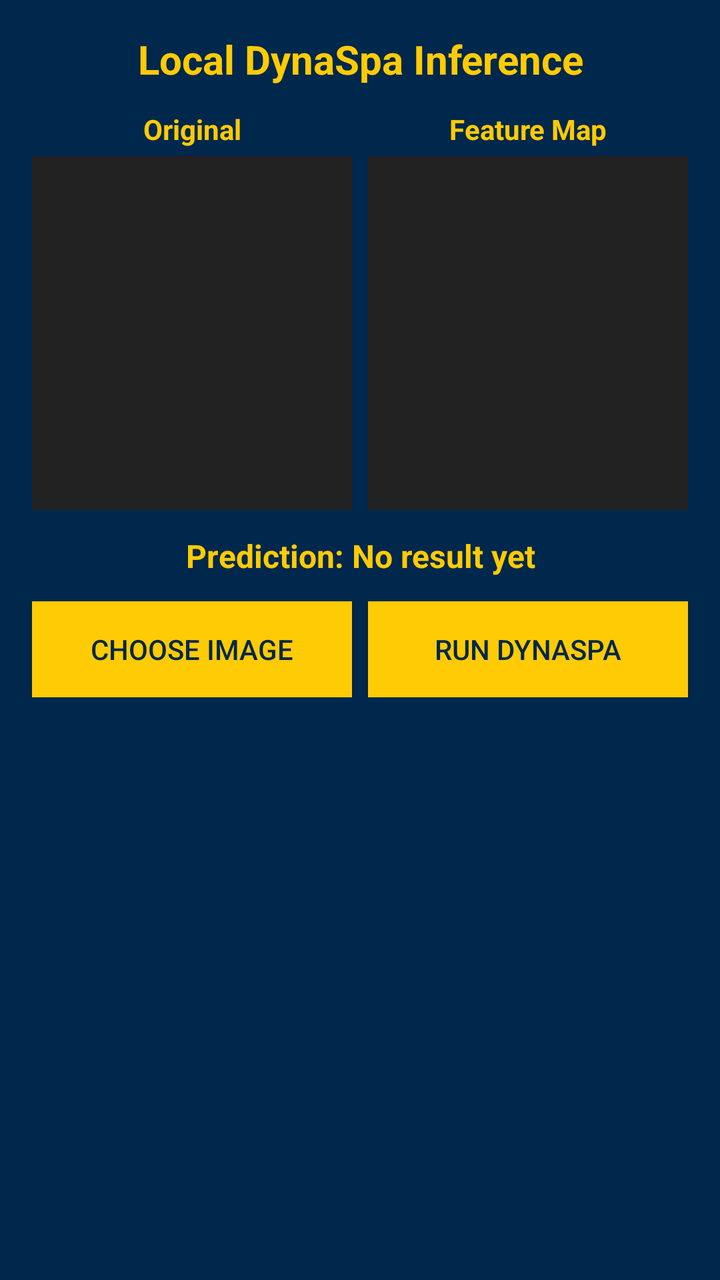
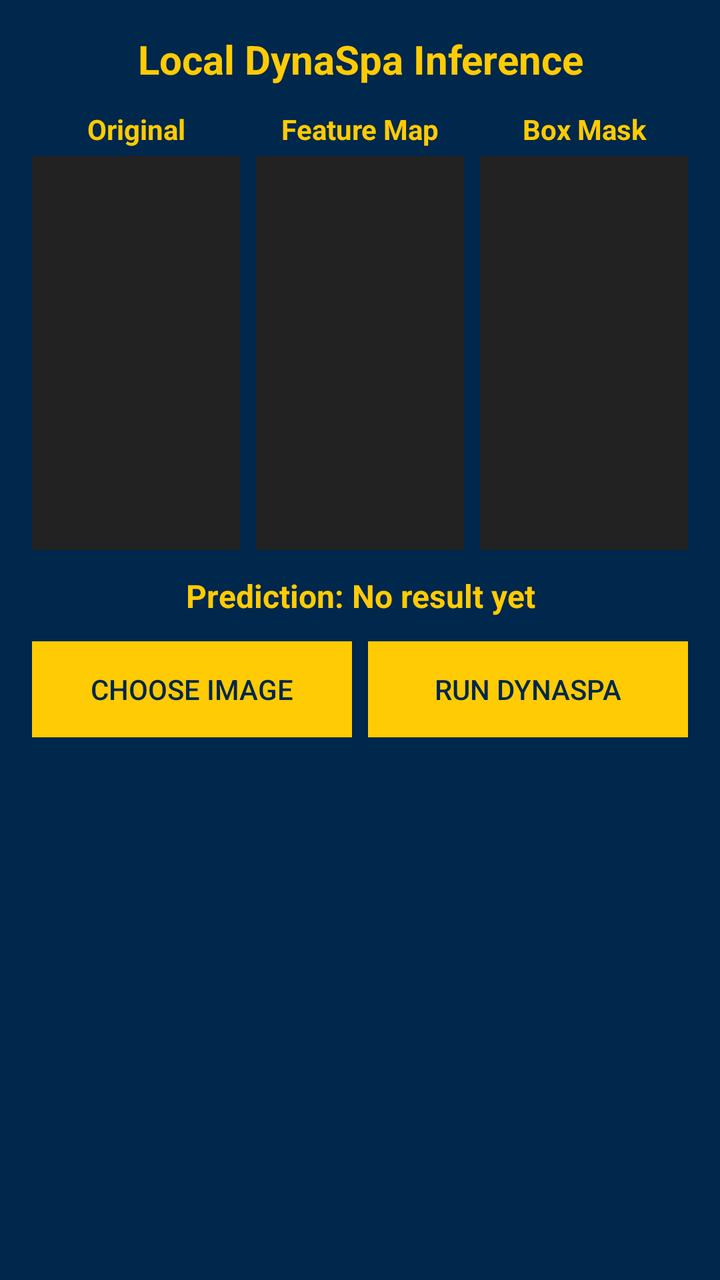

The first picture is an Android layout as it rendered before a commit; the second is the same layout after the commit. The layout source and the unified diff follow.
<!-- AndroidManifest.xml: application theme Theme.UStar -->
<!-- res/layout/activity_local_dynaspa_inference.xml -->
<?xml version="1.0" encoding="utf-8"?>
<ScrollView xmlns:android="http://schemas.android.com/apk/res/android"
    android:layout_width="match_parent"
    android:layout_height="match_parent"
    android:background="#00274C">

    <LinearLayout
        android:id="@+id/local_dynaspa_root"
        android:layout_width="match_parent"
        android:layout_height="wrap_content"
        android:orientation="vertical"
        android:padding="16dp"
        android:background="#00274C">

        <TextView
            android:id="@+id/titleText"
            android:layout_width="match_parent"
            android:layout_height="wrap_content"
            android:text="Local DynaSpa Inference"
            android:textSize="20sp"
            android:textStyle="bold"
            android:gravity="center_horizontal"
            android:paddingBottom="12dp"
            android:textColor="#FFCB05" />

        <LinearLayout
            android:layout_width="match_parent"
            android:layout_height="200dp"
            android:orientation="horizontal">

            <LinearLayout
                android:layout_width="0dp"
                android:layout_height="match_parent"
                android:layout_weight="1"
                android:orientation="vertical">

                <TextView
                    android:layout_width="match_parent"
                    android:layout_height="wrap_content"
                    android:text="Original"
                    android:textStyle="bold"
                    android:textSize="14sp"
                    android:paddingBottom="4dp"
                    android:gravity="center_horizontal"
                    android:textColor="#FFCB05" />

                <ImageView
                    android:id="@+id/imageOriginal"
                    android:layout_width="match_parent"
                    android:layout_height="0dp"
                    android:layout_weight="1"
                    android:scaleType="fitCenter"
                    android:background="#222222" />
            </LinearLayout>

            <LinearLayout
                android:layout_width="0dp"
                android:layout_height="match_parent"
                android:layout_weight="1"
                android:orientation="vertical"
                android:layout_marginStart="8dp">

                <TextView
                    android:layout_width="match_parent"
                    android:layout_height="wrap_content"
                    android:text="Feature Map"
                    android:textStyle="bold"
                    android:textSize="14sp"
                    android:paddingBottom="4dp"
                    android:gravity="center_horizontal"
                    android:textColor="#FFCB05" />

                <ImageView
                    android:id="@+id/imageMask"
                    android:layout_width="match_parent"
                    android:layout_height="0dp"
                    android:layout_weight="1"
                    android:scaleType="fitCenter"
                    android:background="#222222" />
            </LinearLayout>
        </LinearLayout>

        <TextView
            android:id="@+id/predictionLabel"
            android:layout_width="match_parent"
            android:layout_height="wrap_content"
            android:layout_marginTop="12dp"
            android:text="Prediction: No result yet"
            android:textSize="16sp"
            android:textStyle="bold"
            android:gravity="center_horizontal"
            android:textColor="#FFCB05" />

        <ProgressBar
            android:id="@+id/inferenceProgress"
            style="?android:attr/progressBarStyleSmall"
            android:layout_width="wrap_content"
            android:layout_height="wrap_content"
            android:layout_gravity="center_horizontal"
            android:layout_marginTop="12dp"
            android:visibility="gone" />

        <LinearLayout
            android:layout_width="match_parent"
            android:layout_height="wrap_content"
            android:orientation="horizontal"
            android:gravity="center"
            android:paddingTop="12dp">

            <androidx.appcompat.widget.AppCompatButton
                android:id="@+id/btnSelectImage"
                android:layout_width="0dp"
                android:layout_height="wrap_content"
                android:layout_weight="1"
                android:text="Choose Image"
                android:textColor="#00274C"
                android:background="#FFCB05" />

            <androidx.appcompat.widget.AppCompatButton
                android:id="@+id/btnRunInference"
                android:layout_width="0dp"
                android:layout_height="wrap_content"
                android:layout_weight="1"
                android:layout_marginStart="8dp"
                android:text="Run DynaSpa"
                android:textColor="#00274C"
                android:background="#FFCB05" />
        </LinearLayout>

    </LinearLayout>
</ScrollView>
<!-- resources referenced by this layout -->
<resources>
  <style name="Theme.UStar" parent="Base.Theme.UStar" />
  <style name="Base.Theme.UStar" parent="Theme.Material3.DayNight.NoActionBar">
          
          <item name="colorPrimary">@color/darkBlue</item>
      </style>
  <color name="darkBlue">#00274C</color>
</resources>

<!-- the commit's change to res/layout/activity_local_dynaspa_inference.xml (unified diff, before → after) -->
@@ -25,7 +25,7 @@
 
         <LinearLayout
             android:layout_width="match_parent"
-            android:layout_height="200dp"
+            android:layout_height="220dp"
             android:orientation="horizontal">
 
             <LinearLayout
@@ -72,6 +72,32 @@
 
                 <ImageView
                     android:id="@+id/imageMask"
+                    android:layout_width="match_parent"
+                    android:layout_height="0dp"
+                    android:layout_weight="1"
+                    android:scaleType="fitCenter"
+                    android:background="#222222" />
+            </LinearLayout>
+
+            <LinearLayout
+                android:layout_width="0dp"
+                android:layout_height="match_parent"
+                android:layout_weight="1"
+                android:orientation="vertical"
+                android:layout_marginStart="8dp">
+
+                <TextView
+                    android:layout_width="match_parent"
+                    android:layout_height="wrap_content"
+                    android:text="Box Mask"
+                    android:textStyle="bold"
+                    android:textSize="14sp"
+                    android:paddingBottom="4dp"
+                    android:gravity="center_horizontal"
+                    android:textColor="#FFCB05" />
+
+                <ImageView
+                    android:id="@+id/imageBoxMask"
                     android:layout_width="match_parent"
                     android:layout_height="0dp"
                     android:layout_weight="1"
